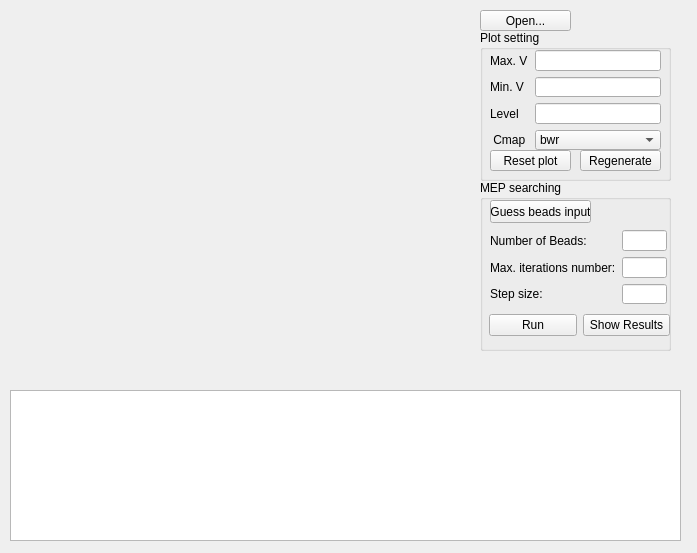
Qt form ui/main.ui (XinChenQC/MEPplot) before a commit.
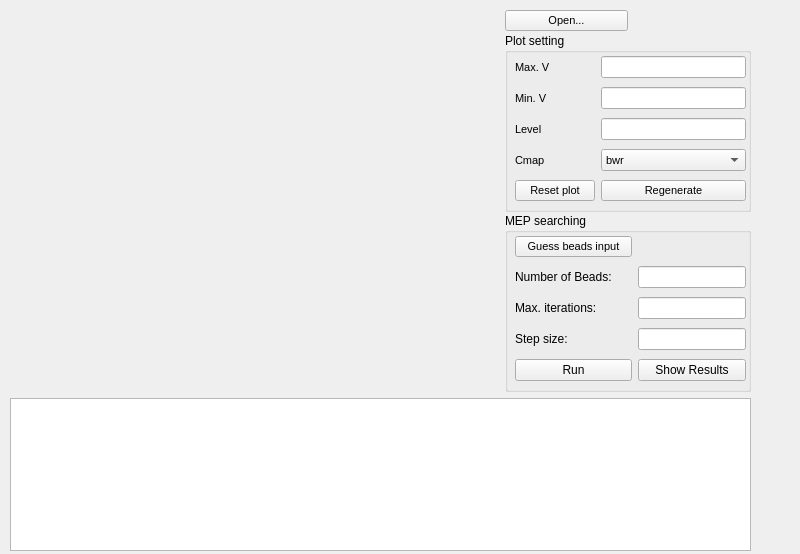
The same form after that commit.

What changed in the file:
```diff
--- a/ui/main.ui
+++ b/ui/main.ui
@@ -6,8 +6,8 @@
    <rect>
     <x>0</x>
     <y>0</y>
-    <width>697</width>
-    <height>553</height>
+    <width>800</width>
+    <height>554</height>
    </rect>
   </property>
   <property name="minimumSize">
@@ -25,109 +25,100 @@
   <property name="autoFillBackground">
    <bool>false</bool>
   </property>
+  <widget class="QWidget" name="verticalLayoutWidget">
+   <property name="geometry">
+    <rect>
+     <x>10</x>
+     <y>10</y>
+     <width>741</width>
+     <height>541</height>
+    </rect>
+   </property>
+   <layout class="QVBoxLayout" name="verticalLayout_2" stretch="10,4">
+    <item>
+     <layout class="QHBoxLayout" name="horizontalLayout_5" stretch="6,3">
+      <property name="spacing">
+       <number>3</number>
+      </property>
+      <item>
   <widget class="QWidget" name="plotWindows" native="true">
-   <property name="geometry">
-    <rect>
-     <x>10</x>
-     <y>10</y>
-     <width>461</width>
-     <height>371</height>
-    </rect>
-   </property>
-  </widget>
+        <property name="enabled">
+         <bool>true</bool>
+        </property>
+        <property name="sizePolicy">
+         <sizepolicy hsizetype="Expanding" vsizetype="Expanding">
+          <horstretch>0</horstretch>
+          <verstretch>0</verstretch>
+         </sizepolicy>
+        </property>
+       </widget>
+      </item>
+      <item>
+       <layout class="QVBoxLayout" name="verticalLayout_5" stretch="1,8,8">
+        <property name="spacing">
+         <number>1</number>
+        </property>
+        <item>
+         <layout class="QHBoxLayout" name="horizontalLayout_7">
+          <property name="bottomMargin">
+           <number>1</number>
+          </property>
+          <item>
   <widget class="QPushButton" name="openB">
-   <property name="geometry">
-    <rect>
-     <x>480</x>
-     <y>10</y>
-     <width>91</width>
-     <height>21</height>
-    </rect>
-   </property>
    <property name="font">
     <font>
-     <pixelsize>8</pixelsize>
+              <pointsize>8</pointsize>
     </font>
    </property>
    <property name="text">
     <string>Open...</string>
    </property>
   </widget>
+          </item>
+          <item>
+           <widget class="QLabel" name="label">
+            <property name="enabled">
+             <bool>true</bool>
+            </property>
+            <property name="styleSheet">
+             <string notr="true">font: 8pt &quot;MS Shell Dlg 2&quot;;</string>
+            </property>
+            <property name="text">
+             <string/>
+            </property>
+           </widget>
+          </item>
+         </layout>
+        </item>
+        <item>
   <widget class="QGroupBox" name="plotBox">
-   <property name="geometry">
-    <rect>
-     <x>480</x>
-     <y>30</y>
-     <width>191</width>
-     <height>151</height>
-    </rect>
+          <property name="sizePolicy">
+           <sizepolicy hsizetype="MinimumExpanding" vsizetype="MinimumExpanding">
+            <horstretch>0</horstretch>
+            <verstretch>0</verstretch>
+           </sizepolicy>
    </property>
    <property name="title">
     <string>Plot setting</string>
    </property>
-   <widget class="QPushButton" name="Rgen">
-    <property name="geometry">
-     <rect>
-      <x>100</x>
-      <y>120</y>
-      <width>81</width>
-      <height>21</height>
-     </rect>
-    </property>
-    <property name="font">
-     <font>
-      <pixelsize>8</pixelsize>
-     </font>
-    </property>
-    <property name="text">
-     <string>Regenerate</string>
-    </property>
-   </widget>
-   <widget class="QPushButton" name="Rset">
-    <property name="geometry">
-     <rect>
-      <x>10</x>
-      <y>120</y>
-      <width>81</width>
-      <height>21</height>
-     </rect>
-    </property>
-    <property name="font">
-     <font>
-      <pixelsize>8</pixelsize>
-     </font>
-    </property>
-    <property name="text">
-     <string>Reset plot</string>
-    </property>
-   </widget>
    <widget class="QWidget" name="gridLayoutWidget_2">
     <property name="geometry">
      <rect>
       <x>10</x>
       <y>20</y>
-      <width>171</width>
-      <height>100</height>
+             <width>231</width>
+             <height>151</height>
      </rect>
     </property>
     <layout class="QGridLayout" name="gridLayout_2">
-     <item row="3" column="0">
-      <widget class="QLabel" name="label_4">
-       <property name="font">
-        <font>
-         <pixelsize>8</pixelsize>
-        </font>
-       </property>
-       <property name="text">
-        <string> Cmap</string>
-       </property>
-      </widget>
-     </item>
      <item row="0" column="0">
       <widget class="QLabel" name="label_2">
+              <property name="enabled">
+               <bool>true</bool>
+              </property>
        <property name="font">
         <font>
-         <pixelsize>8</pixelsize>
+                <pointsize>8</pointsize>
         </font>
        </property>
        <property name="text">
@@ -135,15 +126,15 @@
        </property>
       </widget>
      </item>
-     <item row="1" column="0">
-      <widget class="QLabel" name="label_3">
+            <item row="3" column="0">
+             <widget class="QLabel" name="label_4">
        <property name="font">
         <font>
-         <pixelsize>8</pixelsize>
+                <pointsize>8</pointsize>
         </font>
        </property>
        <property name="text">
-        <string>Min. V</string>
+               <string>Cmap</string>
        </property>
       </widget>
      </item>
@@ -151,7 +142,7 @@
       <widget class="QLabel" name="label_5">
        <property name="font">
         <font>
-         <pixelsize>8</pixelsize>
+                <pointsize>8</pointsize>
         </font>
        </property>
        <property name="text">
@@ -159,6 +150,18 @@
        </property>
       </widget>
      </item>
+            <item row="1" column="0">
+             <widget class="QLabel" name="label_3">
+              <property name="font">
+               <font>
+                <pointsize>8</pointsize>
+               </font>
+              </property>
+              <property name="text">
+               <string>Min. V</string>
+              </property>
+             </widget>
+            </item>
      <item row="0" column="1">
       <widget class="QLineEdit" name="Vmax"/>
      </item>
@@ -172,7 +175,7 @@
       <widget class="QComboBox" name="cmap">
        <property name="font">
         <font>
-         <pixelsize>8</pixelsize>
+                <pointsize>8</pointsize>
         </font>
        </property>
        <item>
@@ -192,150 +195,160 @@
        </item>
       </widget>
      </item>
+            <item row="4" column="0">
+             <widget class="QPushButton" name="Rset">
+              <property name="font">
+               <font>
+                <pointsize>8</pointsize>
+               </font>
+              </property>
+              <property name="text">
+               <string>Reset plot</string>
+              </property>
+             </widget>
+            </item>
+            <item row="4" column="1">
+             <widget class="QPushButton" name="Rgen">
+              <property name="font">
+               <font>
+                <pointsize>8</pointsize>
+               </font>
+              </property>
+              <property name="text">
+               <string>Regenerate</string>
+              </property>
+             </widget>
+            </item>
     </layout>
    </widget>
   </widget>
+        </item>
+        <item>
   <widget class="QGroupBox" name="MEPBox">
-   <property name="geometry">
-    <rect>
-     <x>480</x>
-     <y>180</y>
-     <width>191</width>
-     <height>171</height>
-    </rect>
+          <property name="sizePolicy">
+           <sizepolicy hsizetype="MinimumExpanding" vsizetype="MinimumExpanding">
+            <horstretch>0</horstretch>
+            <verstretch>0</verstretch>
+           </sizepolicy>
+          </property>
+          <property name="font">
+           <font>
+            <kerning>true</kerning>
+           </font>
    </property>
    <property name="title">
     <string>MEP searching</string>
    </property>
-   <widget class="QPushButton" name="guessinp">
-    <property name="geometry">
-     <rect>
-      <x>10</x>
-      <y>20</y>
-      <width>101</width>
-      <height>23</height>
-     </rect>
-    </property>
-    <property name="font">
-     <font>
-      <pixelsize>8</pixelsize>
-      <kerning>false</kerning>
-     </font>
-    </property>
-    <property name="text">
-     <string>Guess beads input</string>
-    </property>
-   </widget>
-   <widget class="QLabel" name="label2">
-    <property name="geometry">
-     <rect>
-      <x>120</x>
-      <y>20</y>
-      <width>71</width>
-      <height>21</height>
-     </rect>
-    </property>
-    <property name="text">
-     <string/>
-    </property>
-   </widget>
+          <property name="flat">
+           <bool>false</bool>
+          </property>
+          <property name="checkable">
+           <bool>false</bool>
+          </property>
    <widget class="QWidget" name="gridLayoutWidget">
     <property name="geometry">
      <rect>
       <x>10</x>
-      <y>50</y>
-      <width>177</width>
-      <height>74</height>
+             <y>20</y>
+             <width>231</width>
+             <height>151</height>
      </rect>
     </property>
     <layout class="QGridLayout" name="gridLayout">
-     <item row="0" column="0">
+            <item row="2" column="0">
+             <widget class="QLabel" name="label_7">
+              <property name="text">
+               <string>Max. iterations:</string>
+              </property>
+             </widget>
+            </item>
+            <item row="1" column="1">
+             <widget class="QLineEdit" name="Nbeads">
+              <property name="sizePolicy">
+               <sizepolicy hsizetype="Maximum" vsizetype="Maximum">
+                <horstretch>0</horstretch>
+                <verstretch>0</verstretch>
+               </sizepolicy>
+              </property>
+             </widget>
+            </item>
+            <item row="3" column="1">
+             <widget class="QLineEdit" name="Stepsize"/>
+            </item>
+            <item row="1" column="0">
       <widget class="QLabel" name="label_6">
        <property name="text">
         <string>Number of Beads:</string>
        </property>
       </widget>
      </item>
-     <item row="1" column="0">
-      <widget class="QLabel" name="label_7">
-       <property name="text">
-        <string>Max. iterations number:</string>
-       </property>
-      </widget>
-     </item>
-     <item row="2" column="0">
+            <item row="3" column="0">
       <widget class="QLabel" name="label_8">
        <property name="text">
         <string>Step size:</string>
        </property>
       </widget>
      </item>
-     <item row="0" column="1">
-      <widget class="QLineEdit" name="Nbeads"/>
-     </item>
-     <item row="1" column="1">
+            <item row="2" column="1">
       <widget class="QLineEdit" name="Maxiter"/>
      </item>
-     <item row="2" column="1">
-      <widget class="QLineEdit" name="Stepsize"/>
-     </item>
-    </layout>
-   </widget>
-   <widget class="QWidget" name="horizontalLayoutWidget">
-    <property name="geometry">
-     <rect>
-      <x>9</x>
-      <y>130</y>
-      <width>181</width>
-      <height>31</height>
-     </rect>
-    </property>
-    <layout class="QHBoxLayout" name="horizontalLayout">
-     <item>
+            <item row="0" column="0">
+             <widget class="QPushButton" name="guessinp">
+              <property name="sizePolicy">
+               <sizepolicy hsizetype="Minimum" vsizetype="Fixed">
+                <horstretch>6</horstretch>
+                <verstretch>5</verstretch>
+               </sizepolicy>
+              </property>
+              <property name="font">
+               <font>
+                <pointsize>8</pointsize>
+                <kerning>false</kerning>
+               </font>
+              </property>
+              <property name="text">
+               <string>Guess beads input</string>
+              </property>
+             </widget>
+            </item>
+            <item row="4" column="0">
       <widget class="QPushButton" name="run">
        <property name="text">
         <string>Run</string>
        </property>
       </widget>
      </item>
-     <item>
+            <item row="4" column="1">
       <widget class="QPushButton" name="showResult">
        <property name="text">
         <string>Show Results</string>
        </property>
       </widget>
      </item>
-    </layout>
-   </widget>
-  </widget>
-  <widget class="QTextBrowser" name="outBrowser">
-   <property name="geometry">
-    <rect>
-     <x>10</x>
-     <y>390</y>
-     <width>671</width>
-     <height>151</height>
-    </rect>
-   </property>
-  </widget>
-  <widget class="QLabel" name="label">
-   <property name="enabled">
-    <bool>true</bool>
-   </property>
-   <property name="geometry">
-    <rect>
-     <x>580</x>
-     <y>10</y>
-     <width>81</width>
-     <height>21</height>
-    </rect>
-   </property>
-   <property name="styleSheet">
-    <string notr="true">font: 8pt &quot;MS Shell Dlg 2&quot;;</string>
+            <item row="0" column="1">
+             <widget class="QLabel" name="label2">
+              <property name="font">
+               <font>
+                <pointsize>8</pointsize>
+               </font>
    </property>
    <property name="text">
     <string/>
    </property>
+             </widget>
+            </item>
+           </layout>
+          </widget>
+         </widget>
+        </item>
+       </layout>
+      </item>
+     </layout>
+    </item>
+    <item>
+     <widget class="QTextBrowser" name="outBrowser"/>
+    </item>
+   </layout>
   </widget>
  </widget>
  <resources/>
```
Lines whose indentation alone changed are shown as unchanged.
